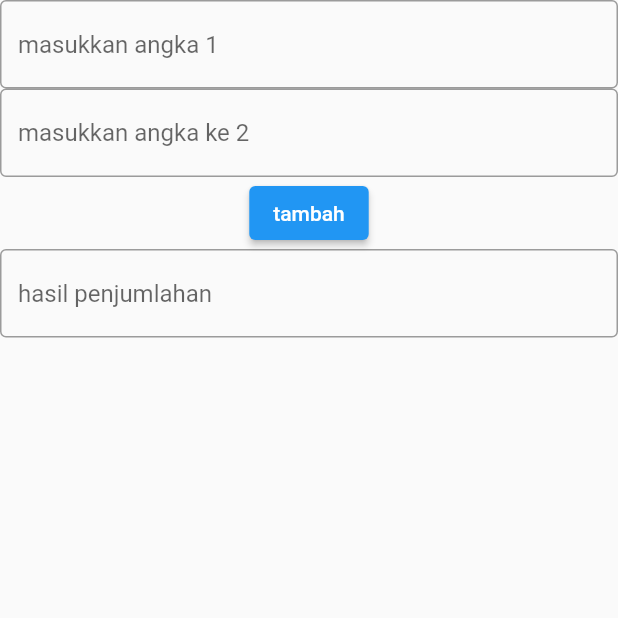
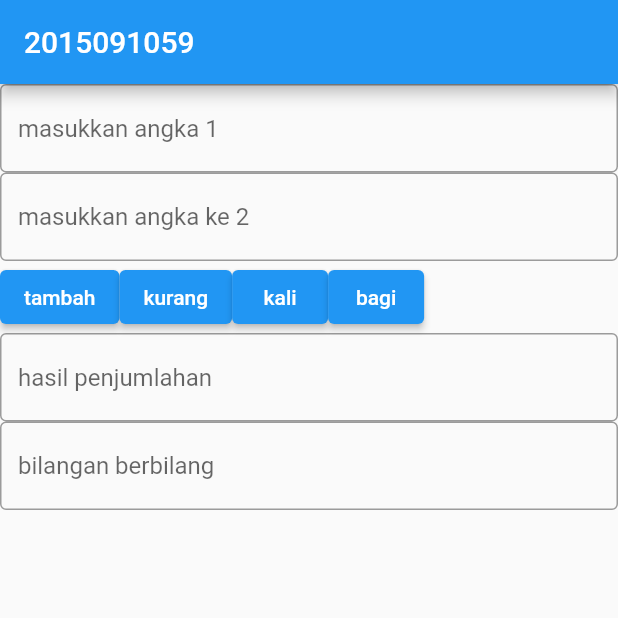
Before and after one commit to dika2015091057/pemmob, a Flutter app: the screen it shows after launch, after a tap on "tambah", on a phone screen of 412 x 824 dp, the top half of it. Run offline on Flutter 3.47's test engine with Material 2 defaults, Android fonts, the light colour scheme and no system bars.

Commit message:
tugas_tambahan

```diff
--- a/pertemuan10/lib/main.dart
+++ b/pertemuan10/lib/main.dart
@@ -14,23 +14,118 @@ class pertemuan10 extends StatefulWidget {
 }
 
 class _pertemuan10State extends State<pertemuan10> {
-  int nomer = 1;
-  int umur = 21;
   TextEditingController input1 = TextEditingController();
   TextEditingController input2 = TextEditingController();
   TextEditingController output1 = TextEditingController();
+  TextEditingController output2 = TextEditingController();
 
   void tambahkan() {
     int angka1 = int.parse(input1.text);
     int angka2 = int.parse(input2.text);
-    int hasil = angka1 + angka2;
-    output1.text = hasil.toString();
+    int hasil1 = angka1 + angka2;
+
+    String berbilang = '';
+    if (hasil1 == 1) {
+      berbilang = "satu";
+    } else if (hasil1 == 2) {
+      berbilang = "dua";
+    } else if (hasil1 == 3) {
+      berbilang = "tiga";
+    } else if (hasil1 == 100) {
+      berbilang = "seratus";
+    } else if (hasil1 == 97) {
+      berbilang = "sembilan puluh tujuh";
+    } else if (hasil1 == 50) {
+      berbilang = "lima puluh";
+    } else {
+      berbilang = "hasilnya " + hasil1.toString();
+    }
+    output1.text = hasil1.toString();
+    output2.text = berbilang;
+  }
+
+  void kurang() {
+    int angka1 = int.parse(input1.text);
+    int angka2 = int.parse(input2.text);
+    int hasil1 = angka1 - angka2;
+
+    String berbilang = '';
+    if (hasil1 == 1) {
+      berbilang = "satu";
+    } else if (hasil1 == 2) {
+      berbilang = "dua";
+    } else if (hasil1 == 3) {
+      berbilang = "tiga";
+    } else if (hasil1 == 100) {
+      berbilang = "seratus";
+    } else if (hasil1 == 97) {
+      berbilang = "sembilan puluh tujuh";
+    } else if (hasil1 == 50) {
+      berbilang = "lima puluh";
+    } else {
+      berbilang = "hasilnya " + hasil1.toString();
+    }
+    output1.text = hasil1.toString();
+    output2.text = berbilang;
+  }
+
+  void kali() {
+    int angka1 = int.parse(input1.text);
+    int angka2 = int.parse(input2.text);
+    int hasil1 = angka1 * angka2;
+
+    String berbilang = '';
+    if (hasil1 == 1) {
+      berbilang = "satu";
+    } else if (hasil1 == 2) {
+      berbilang = "dua";
+    } else if (hasil1 == 3) {
+      berbilang = "tiga";
+    } else if (hasil1 == 100) {
+      berbilang = "seratus";
+    } else if (hasil1 == 97) {
+      berbilang = "sembilan puluh tujuh";
+    } else if (hasil1 == 50) {
+      berbilang = "lima puluh";
+    } else {
+      berbilang = "hasilnya " + hasil1.toString();
+    }
+    output1.text = hasil1.toString();
+    output2.text = berbilang;
+  }
+
+  void bagi() {
+    int angka1 = int.parse(input1.text);
+    int angka2 = int.parse(input2.text);
+    double hasil1 = angka1 / angka2;
+
+    String berbilang = '';
+    if (hasil1 == 1) {
+      berbilang = "satu";
+    } else if (hasil1 == 2) {
+      berbilang = "dua";
+    } else if (hasil1 == 3) {
+      berbilang = "tiga";
+    } else if (hasil1 == 100) {
+      berbilang = "seratus";
+    } else if (hasil1 == 97) {
+      berbilang = "sembilan puluh tujuh";
+    } else if (hasil1 == 50) {
+      berbilang = "lima puluh";
+    } else {
+      berbilang = "hasilnya " + hasil1.toString();
+    }
+    output1.text = hasil1.toString();
+    output2.text = berbilang;
   }
 
   @override
   Widget build(BuildContext context) {
     return MaterialApp(
       home: Scaffold(
+        appBar: AppBar(
+          title: Text('2015091059'),
+        ),
         body: Column(
           children: [
             TextField(
@@ -44,15 +139,39 @@ class _pertemuan10State extends State<pertemuan10> {
                   border: OutlineInputBorder(),
                   hintText: "masukkan angka ke 2"),
             ),
-            ElevatedButton(
-                onPressed: () {
-                  tambahkan();
-                },
-                child: Text('tambah')),
+            Row(
+              children: [
+                ElevatedButton(
+                    onPressed: () {
+                      tambahkan();
+                    },
+                    child: Text('tambah')),
+                ElevatedButton(
+                    onPressed: () {
+                      kurang();
+                    },
+                    child: Text('kurang')),
+                ElevatedButton(
+                    onPressed: () {
+                      kali();
+                    },
+                    child: Text("kali")),
+                ElevatedButton(
+                    onPressed: () {
+                      bagi();
+                    },
+                    child: Text('bagi')),
+              ],
+            ),
             TextField(
               controller: output1,
               decoration: InputDecoration(
                   border: OutlineInputBorder(), hintText: "hasil penjumlahan"),
+            ),
+            TextField(
+              controller: output2,
+              decoration: InputDecoration(
+                  border: OutlineInputBorder(), hintText: "bilangan berbilang"),
             ),
           ],
         ),
```
